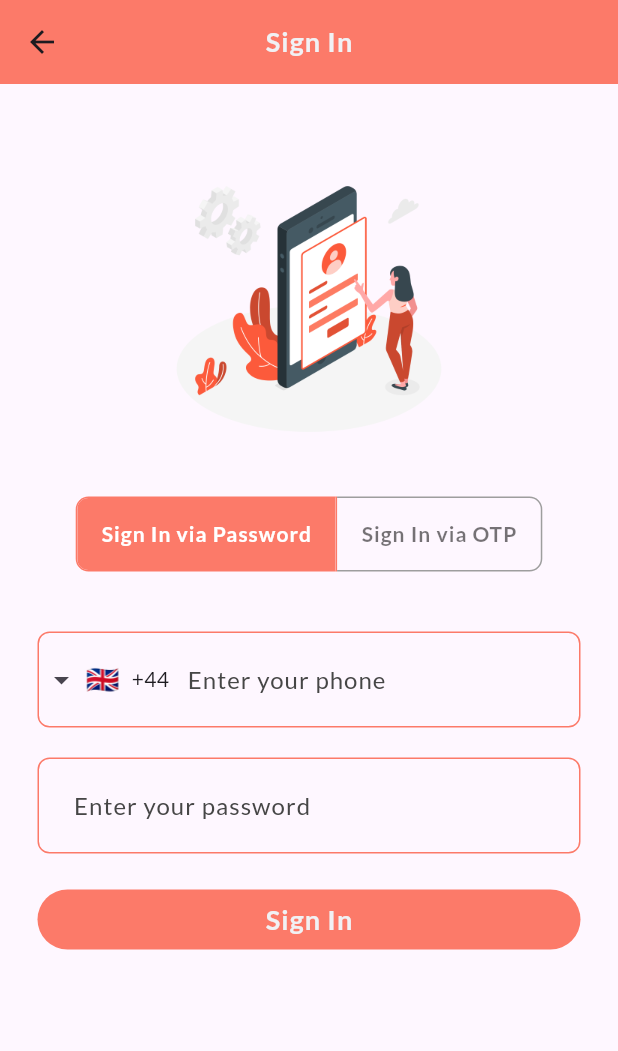
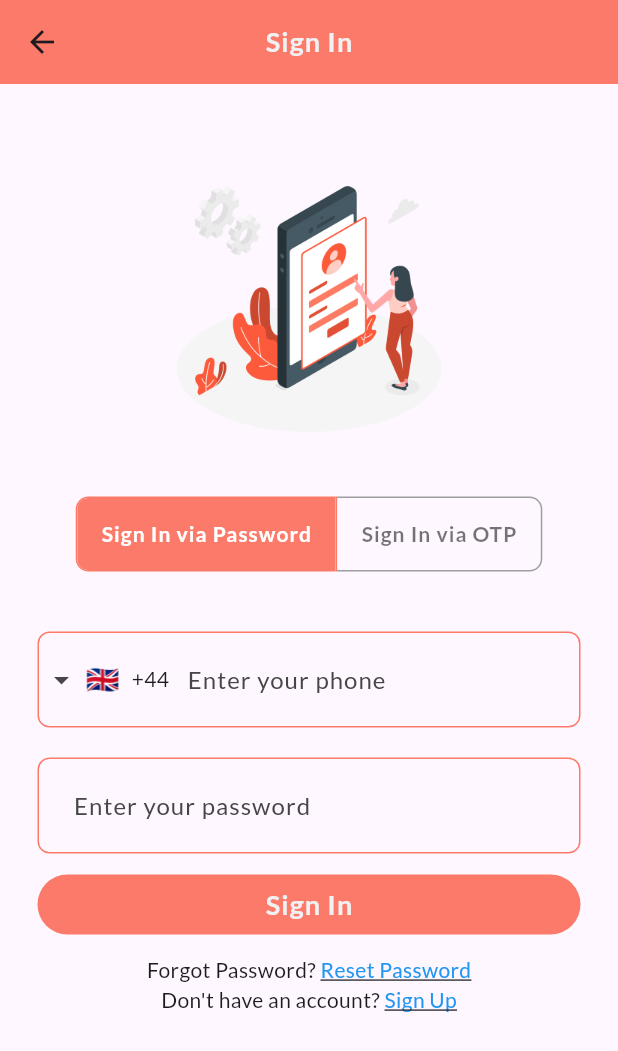
Before and after one commit to ReoCorreia/Alt-Pay, a Flutter app: the screen it shows after launch, after a tap on "Sign In", on a phone screen of 412 x 824 dp. Shown: the top 1051 px of the screen. Run offline on Flutter 3.47's test engine with Material 3 defaults, Android fonts, the phone set to English and light mode, and no system bars; drawn by our look-alikes of flutter_animate, intl_phone_field; our stand-ins replace device_info_plus, flutter_custom_clippers, flutter_svg, google_fonts, lottie, otp_text_field and 2 more; missing offline and left inert: flutter_barcode_scanner; project files that could hold a hidden picture were left out.

Commit message:
Added forgot password

```diff
--- a/lib/pages/customer/password_setup.dart
+++ b/lib/pages/customer/password_setup.dart
@@ -1,5 +1,6 @@
 import 'package:flutter/material.dart';
 import 'package:flutter_application_1/api_services.dart';
+import 'package:flutter_application_1/pages/customer/forgot_password.dart';
 import 'package:flutter_application_1/pages/customer/sign_in.dart';
 import 'package:flutter_application_1/themes/app_bar.dart';
 import 'package:flutter_application_1/themes/button.dart';
--- a/lib/pages/customer/sign_in.dart
+++ b/lib/pages/customer/sign_in.dart
@@ -3,6 +3,7 @@ import 'package:flutter/material.dart';
 import 'package:flutter_animate/flutter_animate.dart';
 import 'package:flutter_application_1/pages/customer/dashboard.dart';
 import 'package:flutter_application_1/pages/customer/otp_sign_in.dart';
+import 'package:flutter_application_1/pages/customer/sign_up.dart';
 import 'package:flutter_application_1/sessions/auth_manager.dart';
 import 'package:flutter_application_1/themes/app_bar.dart';
 import 'package:flutter_application_1/themes/button.dart';
@@ -13,6 +14,8 @@ import 'package:flutter_application_1/themes/hint_style.dart';
 import 'package:http/http.dart' as http;
 import 'package:intl_phone_field/intl_phone_field.dart';
 import 'package:flutter_application_1/api_services.dart';
+
+import 'forgot_password.dart';
 
 class SignIn extends StatefulWidget {
   const SignIn({super.key});
@@ -78,6 +81,14 @@ class _SignInState extends State<SignIn> {
     }
   }
 
+  Future<void> _signUp() async {
+    Navigator.push(context, MaterialPageRoute(builder: (context) => const SignUp()));
+  }
+
+  Future<void> _forgotPassword() async {
+    Navigator.push(context, MaterialPageRoute(builder: (context) => const ForgotPassword()));
+  }
+
   @override
   Widget build(BuildContext context) {
     return Scaffold(
@@ -139,7 +150,7 @@ class _SignInState extends State<SignIn> {
               decoration: decorate('Enter your password'),
               controller: _password,
             ),
-            const SizedBox(height: 20.0),
+            const SizedBox(height: 10.0),
             ElevatedButton(
               onPressed: () => _submit(context),
               style: themeBtn2,
@@ -148,6 +159,45 @@ class _SignInState extends State<SignIn> {
                 style: themeTextField,
               ),
             ),
+            const SizedBox(height: 10.0),
+            isOtpLogin ? const SizedBox(
+            ) : Center(
+              child: Row(
+                mainAxisAlignment: MainAxisAlignment.center,
+                children: <Widget>[
+                  const Text("Forgot Password? "),
+                  GestureDetector(
+                    onTap: () => _forgotPassword(),
+                    child: const Text(
+                      'Reset Password',
+                      style: TextStyle(
+                        color: Colors.blue,
+                        decoration: TextDecoration.underline,
+                      ),
+                    ),
+                  ),
+                ],
+              ),
+            ),
+
+            Center(
+              child: Row(
+                mainAxisAlignment: MainAxisAlignment.center,
+                children: <Widget>[
+                  const Text("Don't have an account? "),
+                  GestureDetector(
+                    onTap: () => _signUp(),
+                    child: const Text(
+                      'Sign Up',
+                      style: TextStyle(
+                        color: Colors.blue,
+                        decoration: TextDecoration.underline,
+                      ),
+                    ),
+                  ),
+                ],
+              ),
+            ),
           ],
         ),
       ),
```
Also changed, not shown: lib/pages/customer/forgot_password.dart (added, +74 -0 lines), lib/pages/customer/sign_up.dart (+25 -1 lines), 1 other file.
